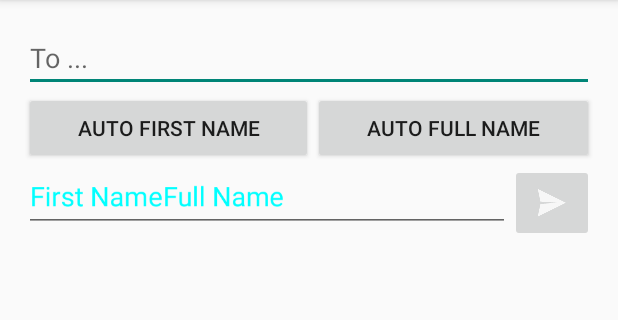
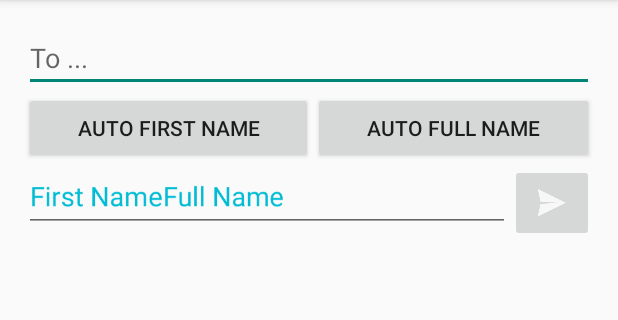
Before and after one commit to mitwong/tru2form, an Android app: the screen it shows after launch (MainActivity), after a tap on "AUTO FULL NAME", on a phone screen of 412 x 824 dp, the part 84-404 px from its top. Run offline under Robolectric (Android 15) with nearby library versions, the phone set to English and light mode, and no system bars; libraries missing offline, so code that uses them is left out: com.android.ex, com.google.i18n.phonenumbers; plain views replace RecipientEditTextView; 3 statements that could not run were skipped; 1 other tap on this screen came first.

Commit message:
Slight color change

```diff
--- a/app/src/main/java/mobileappdev/tru2form/MainActivity.java
+++ b/app/src/main/java/mobileappdev/tru2form/MainActivity.java
@@ -318,7 +318,7 @@ public class MainActivity extends ActionBarActivity {
         TextPaint paint = new TextPaint(Paint.ANTI_ALIAS_FLAG | Paint.LINEAR_TEXT_FLAG);
         paint.setStyle(Paint.Style.FILL);
         paint.setTextSize(convertDpToPixel(textSize));
-        paint.setColor(Color.CYAN);
+        paint.setColor(getResources().getColor(R.color.TEAL));
         paint.setTextAlign(Paint.Align.LEFT);
 
         int width = (int) (paint.measureText(text) + 0.5f); // round
--- /dev/null
+++ b/app/src/main/res/values/colors.xml
@@ -0,0 +1,4 @@
+<?xml version="1.0" encoding="utf-8"?>
+<resources>
+    <color name="TEAL">#00BCD4</color>
+</resources>
```
